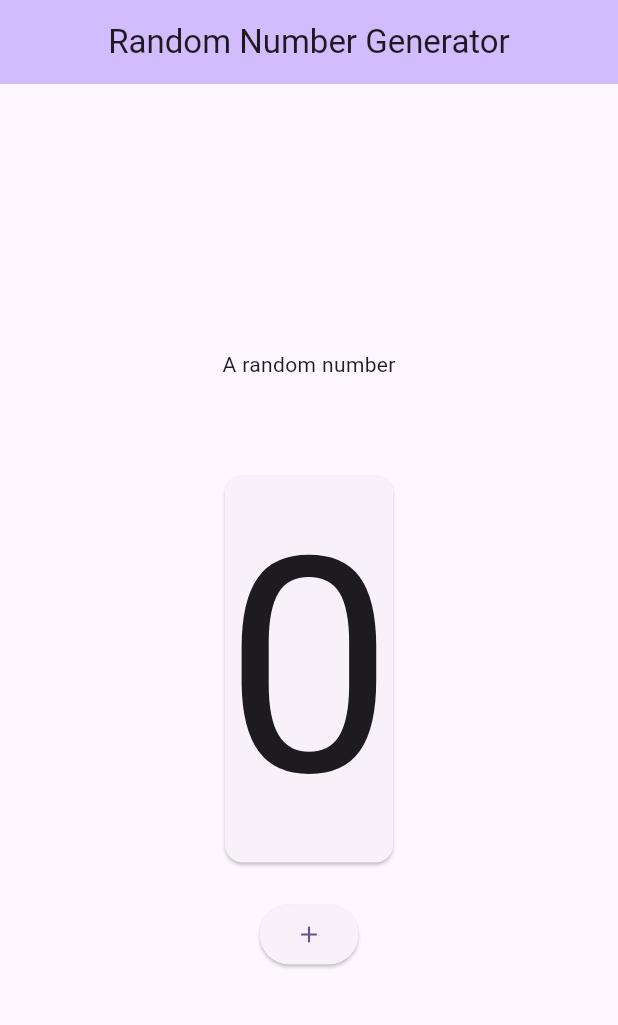
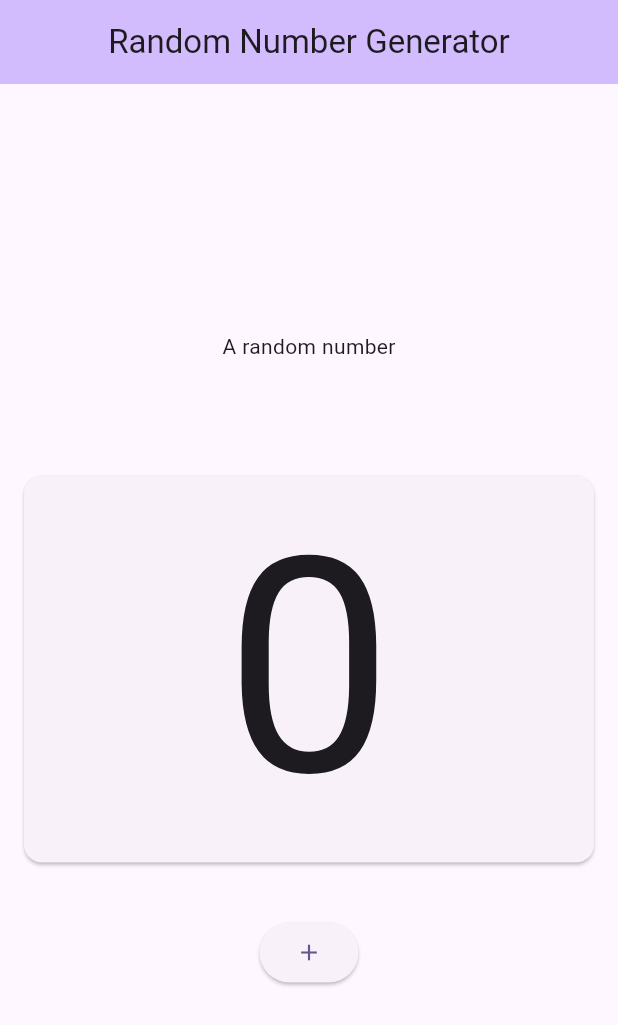
Before and after one commit to madhan-vm/floverreps, a Flutter app: the screen it shows after launch, on a phone screen of 412 x 824 dp. Shown: the top 1025 px of the screen. Run offline on Flutter 3.47's test engine with Material 2 defaults, Android fonts, the phone set to English and light mode, and no system bars.

Commit message:
Added Card Widget with Padding

```diff
--- a/mi_card/lib/main.dart
+++ b/mi_card/lib/main.dart
@@ -16,7 +16,6 @@ class MyApp extends StatelessWidget {
       theme: ThemeData(
         colorScheme: ColorScheme.fromSeed(seedColor: Colors.deepPurple),
         useMaterial3: true,
-
       ),
       home: const MyHomePage(
         title: 'Random Number Generator',
@@ -48,7 +47,6 @@ class _MyHomePageState extends State<MyHomePage> {
     return Scaffold(
       appBar: AppBar(
         backgroundColor: Theme.of(context).colorScheme.inversePrimary,
-
         title: Text(
           widget.title,
         ),
@@ -64,14 +62,28 @@ class _MyHomePageState extends State<MyHomePage> {
             const SizedBox(
               height: 60,
             ),
-            Card(
-              child: Text(
-                '$_counter',
-                style: Theme.of(context).textTheme.headlineMedium!.copyWith(
-                      fontSize: 200,
+            Row(
+              crossAxisAlignment: CrossAxisAlignment.center,
+              children: [
+                Expanded(
+                  child: Padding(
+                    padding: const EdgeInsets.all(12.0),
+                    child: Card(
+                      child: Center(
+                        child: Text(
+                          '$_counter',
+                          style: Theme.of(context)
+                              .textTheme
+                              .headlineMedium!
+                              .copyWith(
+                                fontSize: 200,
+                              ),
+                        ),
+                      ),
                     ),
-              ),
-
+                  ),
+                ),
+              ],
             ),
             const SizedBox(
               height: 20,
@@ -79,8 +91,9 @@ class _MyHomePageState extends State<MyHomePage> {
             ElevatedButton(
               onPressed: _randomNumGenerator,
               child: const Icon(Icons.add_outlined),
-              onHover: (value) =>const Tooltip(message: 'Press',),
-
+              onHover: (value) => const Tooltip(
+                message: 'Press',
+              ),
             ),
           ],
         ),
```
